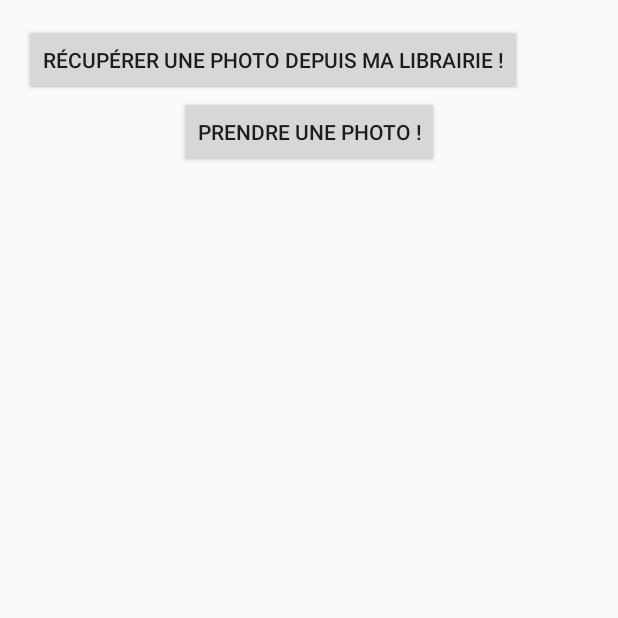
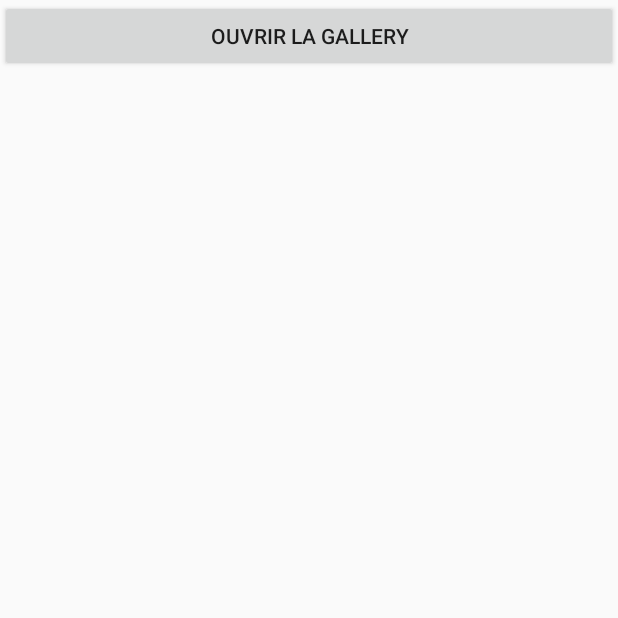
Before and after one commit to fefefy/ImageRecognizer, an Android app: the screen it shows after launch (MainActivity before the commit, Gallery after it), after a tap on an icon or button, on a phone screen of 412 x 824 dp, the top half of it. Run offline under Robolectric (Android 15) with nearby library versions, the phone set to English and light mode, and no system bars.

Commit message:
Code in main for the gallery now in a specific activity

```diff
--- a/app/src/main/java/projetstl/com/imagerecognizer/Gallery.java
+++ b/app/src/main/java/projetstl/com/imagerecognizer/Gallery.java
@@ -2,19 +2,78 @@ package projetstl.com.imagerecognizer;
 
 
 import android.Manifest;
+import android.app.Activity;
 import android.content.Intent;
 import android.database.Cursor;
 import android.graphics.BitmapFactory;
 import android.net.Uri;
+import android.os.Bundle;
 import android.provider.MediaStore;
 import android.support.v4.app.ActivityCompat;
+import android.view.View;
 import android.widget.ImageView;
 import android.widget.Toast;
 
 import static android.app.Activity.RESULT_OK;
 
 
-public class  Gallery {
+public class  Gallery extends Activity {
+
+    private static int LOAD_IMAGE = 1;
+    private String ImageString;
+    private int READ_PERMISSION = 1;
+
+    @Override
+    protected void onCreate(Bundle savedInstanceState) {
+        super.onCreate(savedInstanceState);
+        setContentView(R.layout.gallery_layout);
+
+    }
+
+    public void loadImageFromGallery(View view){
+
+        Intent galleryIntent = new Intent(Intent.ACTION_PICK,
+                MediaStore.Images.Media.INTERNAL_CONTENT_URI);
+        startActivityForResult(galleryIntent, LOAD_IMAGE);
+    }
+
+
+    protected void onActivityResult ( int requestCode, int resultCode, Intent data){
+        super.onActivityResult(requestCode, resultCode, data);
+        try {
+            // When an Image is picked
+            if (requestCode == LOAD_IMAGE && resultCode == RESULT_OK && null != data) {
+
+                // Get the Image from data
+                Uri selectedImage = data.getData();
+                String[] filePathColumn = {MediaStore.Images.Media.DATA};
+
+                // Get the cursor
+                Cursor cursor = getContentResolver().query(selectedImage,
+                        filePathColumn, null, null, null);
+                // Move to first row
+                cursor.moveToFirst();
+                int columnIndex = cursor.getColumnIndex(filePathColumn[0]);
+                ImageString = cursor.getString(columnIndex);
+                cursor.close();
+                setContentView(R.layout.activity_main);
+                ImageView imgView = (ImageView) findViewById(R.id.Pictures_ImageView);
+
+                //requests permission to read a files from user's device
+                ActivityCompat.requestPermissions(this, new String[]{Manifest.permission.READ_EXTERNAL_STORAGE}, READ_PERMISSION);
+
+                // Set the Image in ImageView after decoding the String
+                imgView.setImageBitmap(BitmapFactory.decodeFile(ImageString));
+
+
+            } else {
+                Toast.makeText(this, "Vous n'avez pas selectionné d'images !", Toast.LENGTH_LONG).show();
+            }
+
+        } catch (Exception e) {
+            Toast.makeText(this, "Problème détecté", Toast.LENGTH_LONG).show();
+        }
+    }
 
 
 }
--- a/app/src/main/java/projetstl/com/imagerecognizer/MainActivity.java
+++ b/app/src/main/java/projetstl/com/imagerecognizer/MainActivity.java
@@ -8,6 +8,7 @@ import android.graphics.BitmapFactory;
 import android.net.Uri;
 import android.os.Bundle;
 import android.provider.MediaStore;
+import android.support.annotation.MainThread;
 import android.support.v4.app.ActivityCompat;
 import android.util.Log;
 import android.view.View;
@@ -28,13 +29,10 @@ public class MainActivity extends Activity {
 
         Button galleryButton = (Button)findViewById(R.id.Gallery_Button);
         galleryButton.setOnClickListener(new View.OnClickListener(){
-            public void onClick(View view) {
+            public void onClick(View v) {
                 Log.i("Gallery button","User clicked the gallery Button");
-
-                Intent galleryIntent = new Intent(Intent.ACTION_PICK,
-                        MediaStore.Images.Media.INTERNAL_CONTENT_URI);
-                startActivityForResult(galleryIntent, LOAD_IMAGE);
-
+                Intent intent = new Intent(MainActivity.this,Gallery.class);
+                startActivity(intent);
             }
         });
 
@@ -44,42 +42,9 @@ public class MainActivity extends Activity {
                 Log.i("Photo Button","User clicked the photo Button");
                 Intent intent = new Intent(MainActivity.this, Photo.class);
                 startActivity(intent);
-
             }
             });
     }
 
-    protected void onActivityResult ( int requestCode, int resultCode, Intent data){
-        super.onActivityResult(requestCode, resultCode, data);
-        try {
-            // When an Image is picked
-            if (requestCode == LOAD_IMAGE && resultCode == RESULT_OK && null != data) {
 
-                // Get the Image from data
-                Uri selectedImage = data.getData();
-                String[] filePathColumn = {MediaStore.Images.Media.DATA};
-
-                // Get the cursor
-                Cursor cursor = getContentResolver().query(selectedImage,
-                        filePathColumn, null, null, null);
-                // Move to first row
-                cursor.moveToFirst();
-                int columnIndex = cursor.getColumnIndex(filePathColumn[0]);
-                ImageString = cursor.getString(columnIndex);
-                cursor.close();
-                ImageView imgView = (ImageView) findViewById(R.id.Pictures_ImageView);
-
-                //requests permission to read a files from user's device
-                ActivityCompat.requestPermissions(this, new String[]{Manifest.permission.READ_EXTERNAL_STORAGE}, READ_PERMISSION);
-
-                // Set the Image in ImageView after decoding the String
-                imgView.setImageBitmap(BitmapFactory.decodeFile(ImageString));
-
-            } else {
-                Toast.makeText(this, "Vous n'avez pas selectionné d'images !", Toast.LENGTH_LONG).show();
-            }
-        } catch (Exception e) {
-            Toast.makeText(this, "Problème détecté", Toast.LENGTH_LONG).show();
-        }
-    }
 }
--- /dev/null
+++ b/app/src/main/res/layout/gallery_layout.xml
@@ -0,0 +1,13 @@
+<?xml version="1.0" encoding="utf-8"?>
+<LinearLayout xmlns:android="http://schemas.android.com/apk/res/android"
+    android:layout_width="match_parent"
+    android:layout_height="match_parent">
+
+    <Button
+        android:text="Ouvrir la gallery"
+        android:layout_width="wrap_content"
+        android:layout_height="wrap_content"
+        android:id="@+id/Lauch_Gallery"
+        android:onClick="loadImageFromGallery"
+        android:layout_weight="1" />
+</LinearLayout>
```
